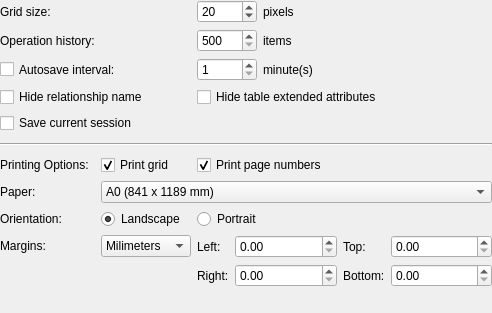
The window that libpgmodeler_ui/ui/generalconfigwidget.ui (pgmodeler/pgmodeler) describes before a commit, drawn with Qt 5.
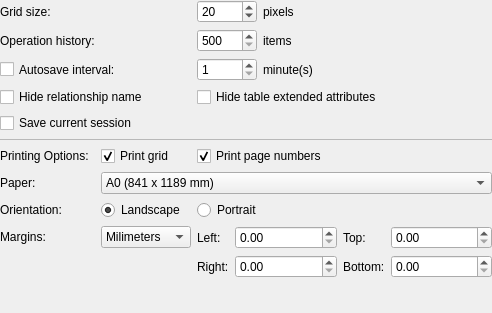
The same window after the commit.

Diff of the .ui file:
```diff
--- a/libpgmodeler_ui/ui/generalconfigwidget.ui
+++ b/libpgmodeler_ui/ui/generalconfigwidget.ui
@@ -458,11 +458,17 @@
      <property name="minimumSize">
       <size>
        <width>0</width>
-       <height>10</height>
+       <height>1</height>
+      </size>
+     </property>
+     <property name="maximumSize">
+      <size>
+       <width>16777215</width>
+       <height>1</height>
       </size>
      </property>
      <property name="frameShape">
-      <enum>QFrame::HLine</enum>
+      <enum>QFrame::StyledPanel</enum>
      </property>
      <property name="frameShadow">
       <enum>QFrame::Sunken</enum>
```
